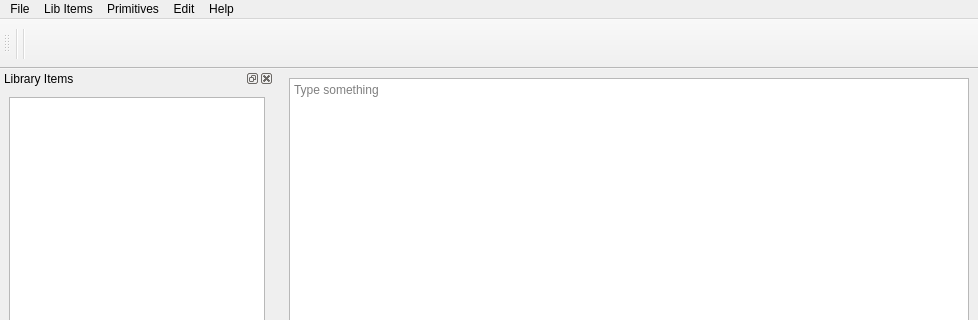
Before: the Qt Designer form src/ui/libwindow.ui in sonicsmooth/eellamaqt, drawn with Qt 5; both pictures show x 0 to 978 and y 0 to 320 of the 978 by 961 pixel window.
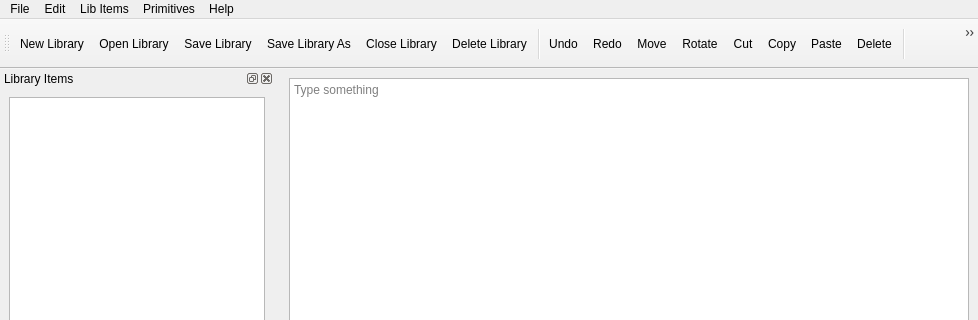
After: the same form once the commit is applied. Icons and pictures are not drawn.

Commit message: Updated actions, stub functions

```diff
--- a/src/ui/libwindow.ui
+++ b/src/ui/libwindow.ui
@@ -44,7 +44,7 @@
      <x>0</x>
      <y>0</y>
      <width>978</width>
-     <height>37</height>
+     <height>21</height>
     </rect>
    </property>
    <widget class="QMenu" name="menuLibrarian">
@@ -101,9 +101,9 @@
     <addaction name="separator"/>
    </widget>
    <addaction name="menuLibrarian"/>
+   <addaction name="menuSymbols"/>
    <addaction name="menuLibrary"/>
    <addaction name="menuEdit"/>
-   <addaction name="menuSymbols"/>
    <addaction name="menuHelp_2"/>
   </widget>
   <widget class="QDockWidget" name="dwLibItems">
@@ -162,16 +162,35 @@
    <attribute name="toolBarBreak">
     <bool>false</bool>
    </attribute>
+   <addaction name="actionFileNewLib"/>
+   <addaction name="actionFileOpenLib"/>
+   <addaction name="actionFileSaveLib"/>
+   <addaction name="actionFileSaveLibAs"/>
+   <addaction name="actionFileCloseLib"/>
+   <addaction name="actionFileDeleteLib"/>
    <addaction name="separator"/>
-   <addaction name="actionNewLib"/>
-   <addaction name="actionOpenLib"/>
-   <addaction name="actionCloseLib"/>
-   <addaction name="actionSaveLib"/>
+   <addaction name="actionEditUndo"/>
+   <addaction name="actionEditRedo"/>
+   <addaction name="actionEditMove"/>
+   <addaction name="actionEditRotate"/>
+   <addaction name="actionEditCut"/>
+   <addaction name="actionEditCopy"/>
+   <addaction name="actionEditPaste"/>
+   <addaction name="actionEditDelete"/>
    <addaction name="separator"/>
-   <addaction name="actionCopy"/>
-   <addaction name="actionCut"/>
-   <addaction name="actionPaste"/>
-   <addaction name="actionDelete"/>
+   <addaction name="actionNewShape"/>
+   <addaction name="actionInsertShape"/>
+   <addaction name="actionNewSymbol"/>
+   <addaction name="actionNewRectangle"/>
+   <addaction name="actionNewLine"/>
+   <addaction name="actionNewText"/>
+   <addaction name="actionNewCircle"/>
+   <addaction name="actionNewArrow"/>
+   <addaction name="actionNewPolygon"/>
+   <addaction name="actionNewPolyline"/>
+   <addaction name="actionNewPin"/>
+   <addaction name="separator"/>
+   <addaction name="actionHelpAbout"/>
   </widget>
   <widget class="QStatusBar" name="statusBar"/>
   <widget class="QDockWidget" name="dockWidget_3">
@@ -363,6 +382,18 @@
     <string>Create new shape in library</string>
    </property>
   </action>
+  <action name="actionInsertShape">
+   <property name="icon">
+    <iconset resource="../application.qrc">
+     <normaloff>:/actions/icons/oxygen-icons/32x32/actions/shapes.png</normaloff>:/actions/icons/oxygen-icons/32x32/actions/shapes.png</iconset>
+   </property>
+   <property name="text">
+    <string>Insert Shape</string>
+   </property>
+   <property name="toolTip">
+    <string>Insert shape into symbol</string>
+   </property>
+  </action>
   <action name="actionNewSymbol">
    <property name="icon">
     <iconset resource="../application.qrc">
@@ -447,6 +478,30 @@
     <string>Pin</string>
    </property>
   </action>
+  <action name="actionEditUndo">
+   <property name="icon">
+    <iconset resource="../application.qrc">
+     <normaloff>:/actions/icons/oxygen-icons/32x32/actions/edit-undo.png</normaloff>:/actions/icons/oxygen-icons/32x32/actions/edit-undo.png</iconset>
+   </property>
+   <property name="text">
+    <string>Undo</string>
+   </property>
+   <property name="toolTip">
+    <string>Undo last action</string>
+   </property>
+  </action>
+  <action name="actionEditRedo">
+   <property name="icon">
+    <iconset resource="../application.qrc">
+     <normaloff>:/actions/icons/oxygen-icons/32x32/actions/edit-redo.png</normaloff>:/actions/icons/oxygen-icons/32x32/actions/edit-redo.png</iconset>
+   </property>
+   <property name="text">
+    <string>Redo</string>
+   </property>
+   <property name="toolTip">
+    <string>Redo last undo action</string>
+   </property>
+  </action>
   <action name="actionEditMove">
    <property name="icon">
     <iconset resource="../application.qrc">
```
Left out of the diff: 54 changed lines with no effect on the pictures. The commit also changes 4 other files.
